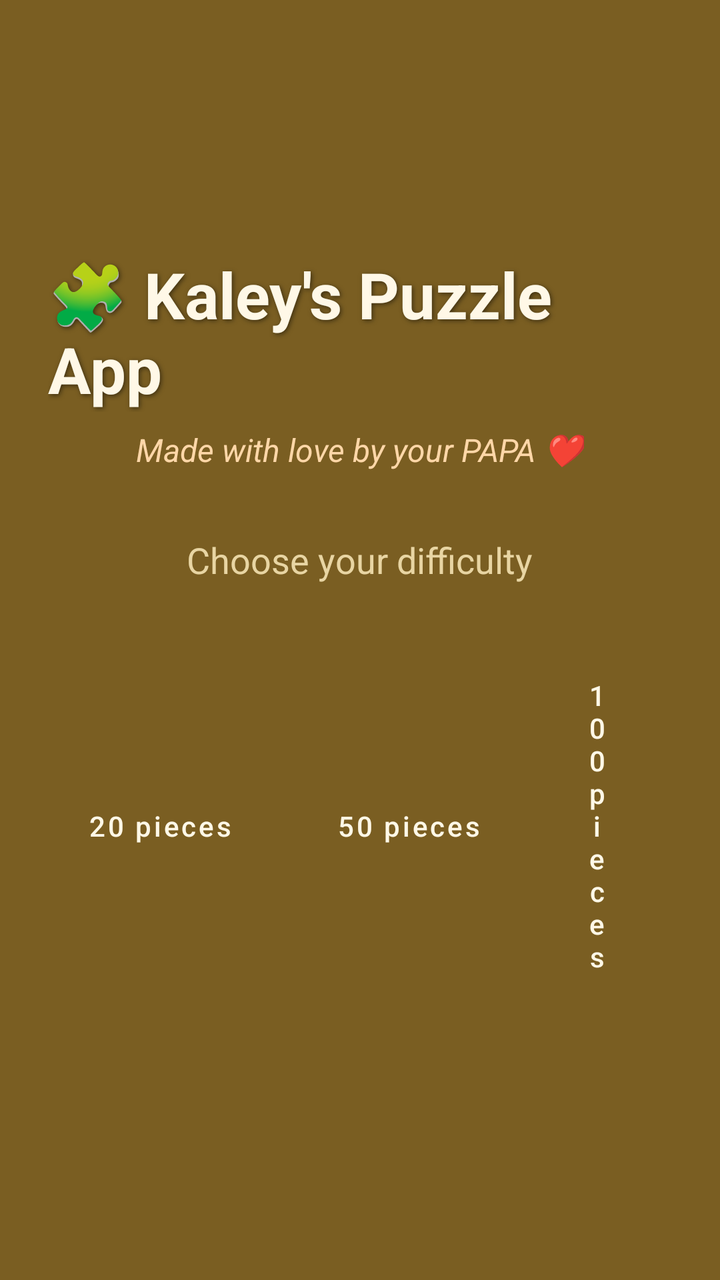
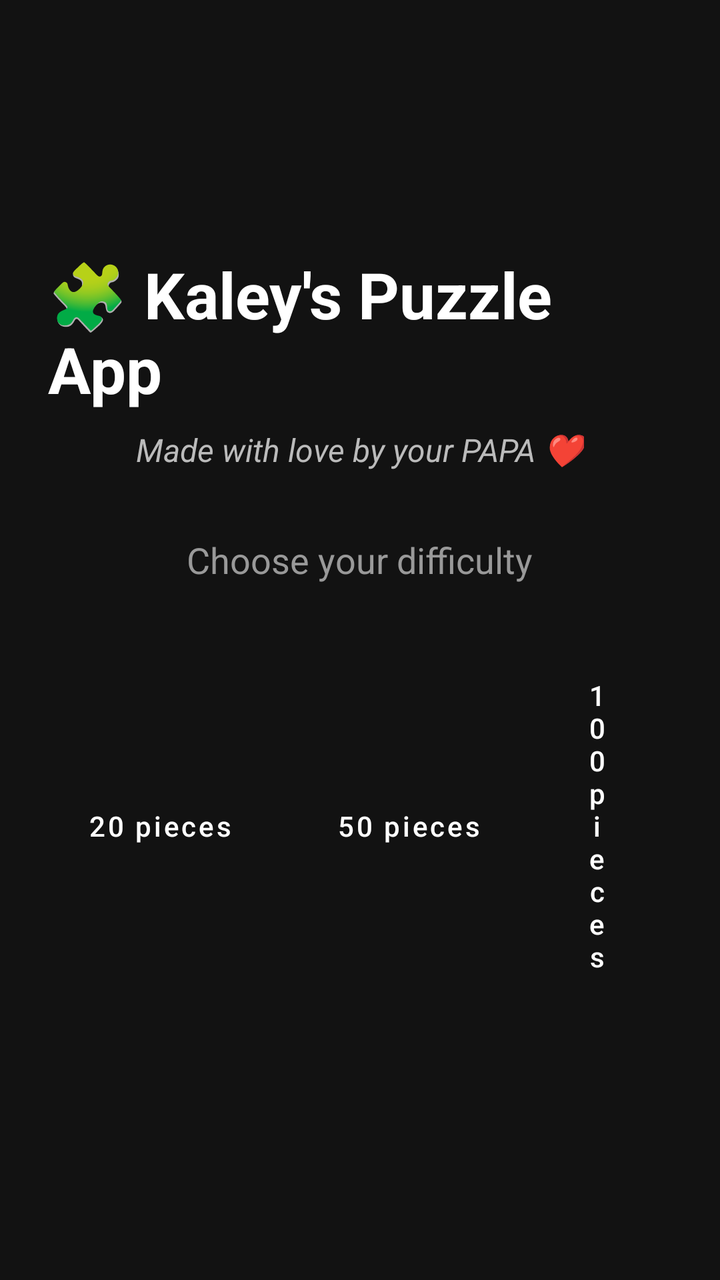

An Android layout rendered at two revisions. The XML below is the earlier revision; the diff shows what the commit changed to produce the second picture.
<!-- AndroidManifest.xml: application theme Theme.KaleysPuzzle -->
<!-- res/layout/activity_main.xml -->
<?xml version="1.0" encoding="utf-8"?>
<FrameLayout xmlns:android="http://schemas.android.com/apk/res/android"
    android:id="@+id/root"
    android:layout_width="match_parent"
    android:layout_height="match_parent"
    android:background="@color/wood_medium">

    
    <LinearLayout
        android:id="@+id/startScreen"
        android:layout_width="match_parent"
        android:layout_height="match_parent"
        android:gravity="center"
        android:orientation="vertical"
        android:padding="24dp">

        <TextView
            android:layout_width="wrap_content"
            android:layout_height="wrap_content"
            android:text="@string/title"
            android:textColor="@color/cream"
            android:textSize="32sp"
            android:textStyle="bold"
            android:shadowColor="#80000000"
            android:shadowDx="2"
            android:shadowDy="2"
            android:shadowRadius="6" />

        <TextView
            android:layout_width="wrap_content"
            android:layout_height="wrap_content"
            android:layout_marginTop="8dp"
            android:text="@string/subtitle"
            android:textColor="@color/cream_warm"
            android:textSize="16sp"
            android:textStyle="italic" />

        <TextView
            android:layout_width="wrap_content"
            android:layout_height="wrap_content"
            android:layout_marginTop="32dp"
            android:text="@string/choose_difficulty"
            android:textColor="@color/cream_muted"
            android:textSize="18sp" />

        <LinearLayout
            android:id="@+id/difficultyButtons"
            android:layout_width="wrap_content"
            android:layout_height="wrap_content"
            android:layout_marginTop="20dp"
            android:gravity="center"
            android:orientation="horizontal">

            <Button
                android:id="@+id/btn20"
                style="@style/DifficultyButton"
                android:text="@string/pieces_20" />

            <Button
                android:id="@+id/btn50"
                style="@style/DifficultyButton"
                android:text="@string/pieces_50" />

            <Button
                android:id="@+id/btn100"
                style="@style/DifficultyButton"
                android:text="@string/pieces_100" />

            <Button
                android:id="@+id/btn150"
                style="@style/DifficultyButton"
                android:text="@string/pieces_150" />
        </LinearLayout>
    </LinearLayout>

    
    <FrameLayout
        android:id="@+id/gameScreen"
        android:layout_width="match_parent"
        android:layout_height="match_parent"
        android:visibility="gone">

        <com.kaleys.puzzle.PuzzleView
            android:id="@+id/puzzleView"
            android:layout_width="match_parent"
            android:layout_height="match_parent" />

        
        <LinearLayout
            android:id="@+id/uiBar"
            android:layout_width="wrap_content"
            android:layout_height="wrap_content"
            android:layout_gravity="top|center_horizontal"
            android:layout_marginTop="12dp"
            android:background="@drawable/bar_background"
            android:gravity="center_vertical"
            android:orientation="horizontal"
            android:paddingHorizontal="20dp"
            android:paddingVertical="8dp">

            <TextView
                android:id="@+id/timer"
                android:layout_width="wrap_content"
                android:layout_height="wrap_content"
                android:fontFamily="monospace"
                android:text="⏱ 00:00"
                android:textColor="@color/cream"
                android:textSize="14sp" />

            <TextView
                android:id="@+id/pieceCounter"
                android:layout_width="wrap_content"
                android:layout_height="wrap_content"
                android:layout_marginStart="16dp"
                android:fontFamily="monospace"
                android:text="0 / 0"
                android:textColor="@color/cream"
                android:textSize="14sp" />

            <Button
                android:id="@+id/hintBtn"
                style="@style/BarButton"
                android:layout_marginStart="16dp"
                android:text="@string/hint" />

            <Button
                android:id="@+id/newBtn"
                style="@style/BarButton"
                android:layout_marginStart="8dp"
                android:text="@string/new_puzzle" />
        </LinearLayout>
    </FrameLayout>

    
    <FrameLayout
        android:id="@+id/winOverlay"
        android:layout_width="match_parent"
        android:layout_height="match_parent"
        android:background="@color/overlay_dark"
        android:visibility="gone">

        <com.kaleys.puzzle.ConfettiView
            android:id="@+id/confettiView"
            android:layout_width="match_parent"
            android:layout_height="match_parent" />

        <LinearLayout
            android:layout_width="wrap_content"
            android:layout_height="wrap_content"
            android:layout_gravity="center"
            android:background="@drawable/win_background"
            android:gravity="center"
            android:orientation="vertical"
            android:paddingHorizontal="60dp"
            android:paddingVertical="40dp">

            <TextView
                android:layout_width="wrap_content"
                android:layout_height="wrap_content"
                android:text="@string/puzzle_complete"
                android:textColor="@color/cream"
                android:textSize="24sp"
                android:textStyle="bold" />

            <TextView
                android:id="@+id/winTime"
                android:layout_width="wrap_content"
                android:layout_height="wrap_content"
                android:layout_marginTop="16dp"
                android:textColor="@color/cream_muted"
                android:textSize="16sp" />

            <TextView
                android:id="@+id/winPieces"
                android:layout_width="wrap_content"
                android:layout_height="wrap_content"
                android:layout_marginTop="8dp"
                android:textColor="@color/cream_muted"
                android:textSize="16sp" />

            <Button
                android:id="@+id/winNewBtn"
                style="@style/DifficultyButton"
                android:layout_marginTop="20dp"
                android:text="@string/new_puzzle_btn" />
        </LinearLayout>
    </FrameLayout>

</FrameLayout>
<!-- resources referenced by this layout -->
<resources>
  <color name="cream">#FFFFF8E7</color>
  <color name="cream_muted">#FFE8D5A3</color>
  <color name="cream_warm">#FFFFD7A8</color>
  <color name="overlay_dark">#8C000000</color>
  <color name="wood_medium">#FF7A5E22</color>
  <!-- drawable bar_background (drawable) -->
  <?xml version="1.0" encoding="utf-8"?>
  <shape xmlns:android="http://schemas.android.com/apk/res/android"
      android:shape="rectangle">
      <solid android:color="#8C000000" />
      <corners android:radius="30dp" />
  </shape>
  <!-- drawable win_background (drawable) -->
  <?xml version="1.0" encoding="utf-8"?>
  <shape xmlns:android="http://schemas.android.com/apk/res/android"
      android:shape="rectangle">
      <solid android:color="#D9281E0A" />
      <corners android:radius="20dp" />
      <stroke
          android:width="2dp"
          android:color="#4DFFF8E7" />
  </shape>
  <string name="choose_difficulty">Choose your difficulty</string>
  <string name="hint">🖼 Hint</string>
  <string name="new_puzzle">🔄 New</string>
  <string name="new_puzzle_btn">New Puzzle</string>
  <string name="pieces_100">100 pieces</string>
  <string name="pieces_150">150 pieces</string>
  <string name="pieces_20">20 pieces</string>
  <string name="pieces_50">50 pieces</string>
  <string name="puzzle_complete">🎉 Puzzle Complete!</string>
  <string name="subtitle">Made with love by your PAPA ❤️</string>
  <string name="title">🧩 Kaley\'s Puzzle App</string>
  <style name="BarButton" parent="Widget.MaterialComponents.Button.OutlinedButton">
          <item name="android:layout_width">wrap_content</item>
          <item name="android:layout_height">32dp</item>
          <item name="android:paddingHorizontal">14dp</item>
          <item name="android:textColor">@color/cream</item>
          <item name="android:textSize">12sp</item>
          <item name="android:textAllCaps">false</item>
          <item name="android:minWidth">0dp</item>
          <item name="android:minHeight">0dp</item>
          <item name="strokeColor">#66FFF8E7</item>
          <item name="strokeWidth">1dp</item>
          <item name="cornerRadius">16dp</item>
          <item name="backgroundTint">@color/btn_bg</item>
      </style>
  <style name="DifficultyButton" parent="Widget.MaterialComponents.Button.OutlinedButton">
          <item name="android:layout_width">wrap_content</item>
          <item name="android:layout_height">wrap_content</item>
          <item name="android:layout_margin">6dp</item>
          <item name="android:paddingHorizontal">20dp</item>
          <item name="android:paddingVertical">12dp</item>
          <item name="android:textColor">@color/cream</item>
          <item name="android:textSize">14sp</item>
          <item name="android:textAllCaps">false</item>
          <item name="strokeColor">@color/cream</item>
          <item name="strokeWidth">2dp</item>
          <item name="cornerRadius">12dp</item>
          <item name="backgroundTint">@color/btn_bg</item>
      </style>
  <style name="Theme.KaleysPuzzle" parent="Theme.MaterialComponents.DayNight.NoActionBar">
          <item name="android:statusBarColor">@color/wood_dark</item>
          <item name="android:navigationBarColor">@color/wood_dark</item>
          <item name="android:windowBackground">@color/wood_medium</item>
          <item name="colorPrimary">@color/wood_gold</item>
          <item name="colorPrimaryVariant">@color/wood_dark</item>
          <item name="colorOnPrimary">@color/cream</item>
      </style>
  <color name="btn_bg">#26FFF8E7</color>
  <color name="wood_dark">#FF6B4F1D</color>
  <color name="wood_gold">#FF8B6914</color>
</resources>

<!-- the commit's change to res/layout/activity_main.xml (unified diff, before → after) -->
@@ -3,7 +3,7 @@
     android:id="@+id/root"
     android:layout_width="match_parent"
     android:layout_height="match_parent"
-    android:background="@color/wood_medium">
+    android:background="@color/background_dark">
 
     
     <LinearLayout
@@ -18,20 +18,16 @@
             android:layout_width="wrap_content"
             android:layout_height="wrap_content"
             android:text="@string/title"
-            android:textColor="@color/cream"
+            android:textColor="@color/white"
             android:textSize="32sp"
-            android:textStyle="bold"
-            android:shadowColor="#80000000"
-            android:shadowDx="2"
-            android:shadowDy="2"
-            android:shadowRadius="6" />
+            android:textStyle="bold" />
 
         <TextView
             android:layout_width="wrap_content"
             android:layout_height="wrap_content"
             android:layout_marginTop="8dp"
             android:text="@string/subtitle"
-            android:textColor="@color/cream_warm"
+            android:textColor="@color/text_secondary"
             android:textSize="16sp"
             android:textStyle="italic" />
 
@@ -40,7 +36,7 @@
             android:layout_height="wrap_content"
             android:layout_marginTop="32dp"
             android:text="@string/choose_difficulty"
-            android:textColor="@color/cream_muted"
+            android:textColor="@color/text_muted"
             android:textSize="18sp" />
 
         <LinearLayout
@@ -104,7 +100,7 @@
                 android:layout_height="wrap_content"
                 android:fontFamily="monospace"
                 android:text="⏱ 00:00"
-                android:textColor="@color/cream"
+                android:textColor="@color/white"
                 android:textSize="14sp" />
 
             <TextView
@@ -114,7 +110,7 @@
                 android:layout_marginStart="16dp"
                 android:fontFamily="monospace"
                 android:text="0 / 0"
-                android:textColor="@color/cream"
+                android:textColor="@color/white"
                 android:textSize="14sp" />
 
             <Button
@@ -158,7 +154,7 @@
                 android:layout_width="wrap_content"
                 android:layout_height="wrap_content"
                 android:text="@string/puzzle_complete"
-                android:textColor="@color/cream"
+                android:textColor="@color/white"
                 android:textSize="24sp"
                 android:textStyle="bold" />
 
@@ -167,7 +163,7 @@
                 android:layout_width="wrap_content"
                 android:layout_height="wrap_content"
                 android:layout_marginTop="16dp"
-                android:textColor="@color/cream_muted"
+                android:textColor="@color/text_secondary"
                 android:textSize="16sp" />
 
             <TextView
@@ -175,7 +171,7 @@
                 android:layout_width="wrap_content"
                 android:layout_height="wrap_content"
                 android:layout_marginTop="8dp"
-                android:textColor="@color/cream_muted"
+                android:textColor="@color/text_secondary"
                 android:textSize="16sp" />
 
             <Button
<!-- resource entries referenced after the edit -->
@@ -1,26 +1,26 @@
 <!-- resources referenced by this layout -->
 <resources>
-  <color name="cream">#FFFFF8E7</color>
-  <color name="cream_muted">#FFE8D5A3</color>
-  <color name="cream_warm">#FFFFD7A8</color>
-  <color name="overlay_dark">#8C000000</color>
-  <color name="wood_medium">#FF7A5E22</color>
+  <color name="background_dark">#FF121212</color>
+  <color name="overlay_dark">#B3000000</color>
+  <color name="text_muted">#FF999999</color>
+  <color name="text_secondary">#FFBBBBBB</color>
+  <color name="white">#FFFFFFFF</color>
   <!-- drawable bar_background (drawable) -->
   <?xml version="1.0" encoding="utf-8"?>
   <shape xmlns:android="http://schemas.android.com/apk/res/android"
       android:shape="rectangle">
-      <solid android:color="#8C000000" />
+      <solid android:color="#E61E1E1E" />
       <corners android:radius="30dp" />
   </shape>
   <!-- drawable win_background (drawable) -->
   <?xml version="1.0" encoding="utf-8"?>
   <shape xmlns:android="http://schemas.android.com/apk/res/android"
       android:shape="rectangle">
-      <solid android:color="#D9281E0A" />
+      <solid android:color="#F21E1E1E" />
       <corners android:radius="20dp" />
       <stroke
-          android:width="2dp"
-          android:color="#4DFFF8E7" />
+          android:width="1dp"
+          android:color="#26FFFFFF" />
   </shape>
   <string name="choose_difficulty">Choose your difficulty</string>
   <string name="hint">🖼 Hint</string>
@@ -37,12 +37,12 @@
           <item name="android:layout_width">wrap_content</item>
           <item name="android:layout_height">32dp</item>
           <item name="android:paddingHorizontal">14dp</item>
-          <item name="android:textColor">@color/cream</item>
+          <item name="android:textColor">@color/white</item>
           <item name="android:textSize">12sp</item>
           <item name="android:textAllCaps">false</item>
           <item name="android:minWidth">0dp</item>
           <item name="android:minHeight">0dp</item>
-          <item name="strokeColor">#66FFF8E7</item>
+          <item name="strokeColor">@color/btn_border</item>
           <item name="strokeWidth">1dp</item>
           <item name="cornerRadius">16dp</item>
           <item name="backgroundTint">@color/btn_bg</item>
@@ -53,24 +53,24 @@
           <item name="android:layout_margin">6dp</item>
           <item name="android:paddingHorizontal">20dp</item>
           <item name="android:paddingVertical">12dp</item>
-          <item name="android:textColor">@color/cream</item>
+          <item name="android:textColor">@color/white</item>
           <item name="android:textSize">14sp</item>
           <item name="android:textAllCaps">false</item>
-          <item name="strokeColor">@color/cream</item>
-          <item name="strokeWidth">2dp</item>
+          <item name="strokeColor">@color/btn_border</item>
+          <item name="strokeWidth">1.5dp</item>
           <item name="cornerRadius">12dp</item>
           <item name="backgroundTint">@color/btn_bg</item>
       </style>
   <style name="Theme.KaleysPuzzle" parent="Theme.MaterialComponents.DayNight.NoActionBar">
-          <item name="android:statusBarColor">@color/wood_dark</item>
-          <item name="android:navigationBarColor">@color/wood_dark</item>
-          <item name="android:windowBackground">@color/wood_medium</item>
-          <item name="colorPrimary">@color/wood_gold</item>
-          <item name="colorPrimaryVariant">@color/wood_dark</item>
-          <item name="colorOnPrimary">@color/cream</item>
+          <item name="android:statusBarColor">@color/background_dark</item>
+          <item name="android:navigationBarColor">@color/background_dark</item>
+          <item name="android:windowBackground">@color/background_dark</item>
+          <item name="colorPrimary">@color/white</item>
+          <item name="colorPrimaryVariant">@color/surface_dark</item>
+          <item name="colorOnPrimary">@color/background_dark</item>
       </style>
-  <color name="btn_bg">#26FFF8E7</color>
-  <color name="wood_dark">#FF6B4F1D</color>
-  <color name="wood_gold">#FF8B6914</color>
+  <color name="btn_border">#66FFFFFF</color>
+  <color name="btn_bg">#14FFFFFF</color>
+  <color name="surface_dark">#FF1A1A1A</color>
 </resources>
 
